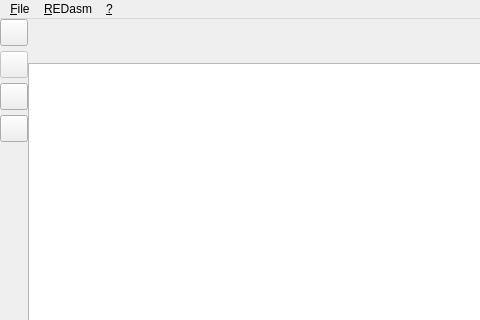
This is mainwindow.ui in REDasmOrg/REDasm as Qt 5 draws it before an edit; both pictures show x 0 to 480 and y 0 to 320 of the 1118 by 661 pixel window. The edited form follows.
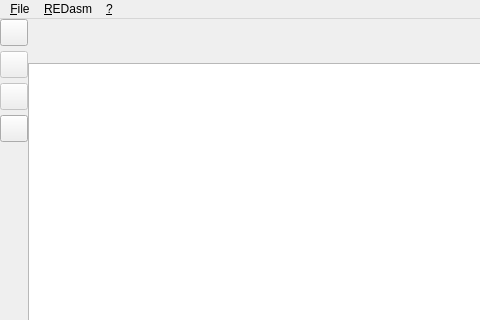
This is the edited form. Icons and pictures are not drawn.

```diff
--- a/mainwindow.ui
+++ b/mainwindow.ui
@@ -88,7 +88,10 @@
         </widget>
        </item>
        <item>
-        <widget class="QToolButton" name="tbDatabase">
+        <widget class="QToolButton" name="tbImportSignature">
+         <property name="enabled">
+          <bool>false</bool>
+         </property>
          <property name="text">
           <string/>
          </property>
```
Left out of the diff: 18 changed lines with no effect on the pictures.
